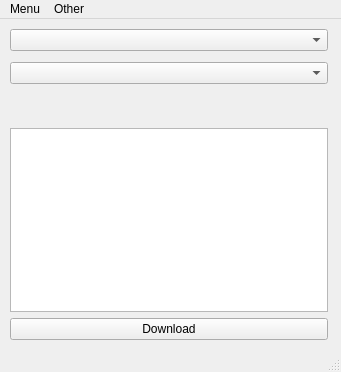
Above: Wuxii/main_window.ui from PISK12/UI_download_novel before the change. Below: the same form after it.
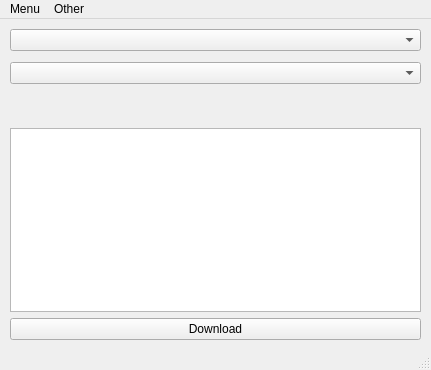
That is the form after the change.

The edit to the form file:
```diff
--- a/Wuxii/main_window.ui
+++ b/Wuxii/main_window.ui
@@ -2,12 +2,15 @@
 <ui version="4.0">
  <class>Window</class>
  <widget class="QMainWindow" name="Window">
+  <property name="enabled">
+   <bool>true</bool>
+  </property>
   <property name="geometry">
    <rect>
     <x>0</x>
     <y>0</y>
-    <width>341</width>
-    <height>372</height>
+    <width>431</width>
+    <height>370</height>
    </rect>
   </property>
   <property name="windowTitle">
@@ -22,7 +25,7 @@
      <rect>
       <x>10</x>
       <y>10</y>
-      <width>318</width>
+      <width>411</width>
       <height>311</height>
      </rect>
     </property>
@@ -99,8 +102,8 @@
     <rect>
      <x>0</x>
      <y>0</y>
-     <width>341</width>
-     <height>21</height>
+     <width>431</width>
+     <height>26</height>
     </rect>
    </property>
    <widget class="QMenu" name="menuMenu">
```
